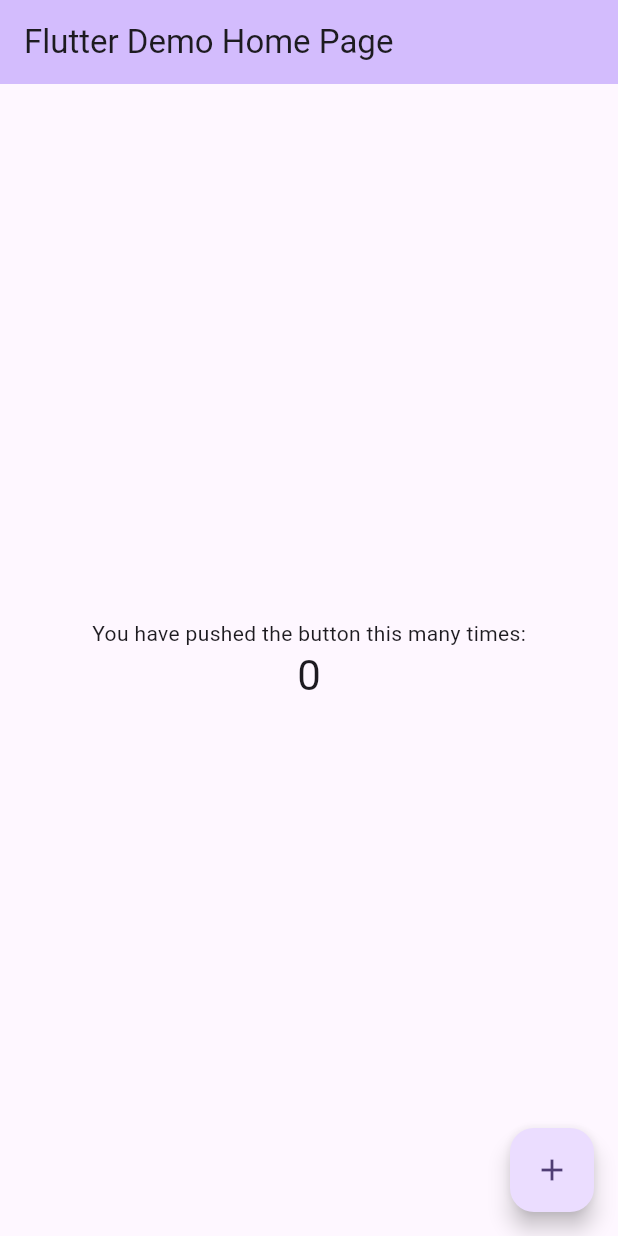
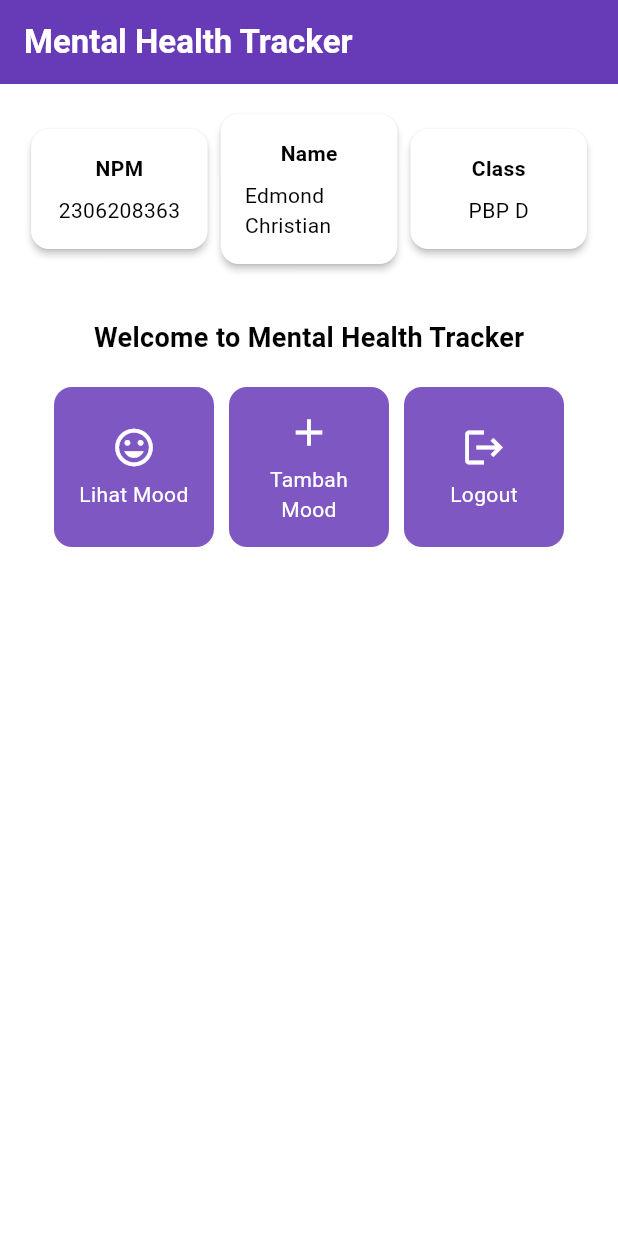
Before and after one commit to EdPootis/mental-health-tracker-mobile, a Flutter app: the screen it shows after launch, on a phone screen of 412 x 824 dp. Run offline on Flutter 3.47's test engine with Material 3 defaults, Android fonts, the phone set to English and light mode, and no system bars.

Commit message:
finished tutorial 6: pengantar flutter

```diff
--- a/lib/main.dart
+++ b/lib/main.dart
@@ -1,4 +1,5 @@
 import 'package:flutter/material.dart';
+import 'package:mental_health_tracker/menu.dart';
 
 void main() {
   runApp(const MyApp());
@@ -28,98 +29,12 @@ class MyApp extends StatelessWidget {
         //
         // This works for code too, not just values: Most code changes can be
         // tested with just a hot reload.
-        colorScheme: ColorScheme.fromSeed(seedColor: Colors.deepPurple),
+         colorScheme: ColorScheme.fromSwatch(
+                  primarySwatch: Colors.deepPurple,
+                    ).copyWith(secondary: Colors.deepPurple[400]),
         useMaterial3: true,
       ),
-      home: const MyHomePage(title: 'Flutter Demo Home Page'),
+      home: MyHomePage(),
     );
   }
 }
-
-class MyHomePage extends StatefulWidget {
-  const MyHomePage({super.key, required this.title});
-
-  // This widget is the home page of your application. It is stateful, meaning
-  // that it has a State object (defined below) that contains fields that affect
-  // how it looks.
-
-  // This class is the configuration for the state. It holds the values (in this
-  // case the title) provided by the parent (in this case the App widget) and
-  // used by the build method of the State. Fields in a Widget subclass are
-  // always marked "final".
-
-  final String title;
-
-  @override
-  State<MyHomePage> createState() => _MyHomePageState();
-}
-
-class _MyHomePageState extends State<MyHomePage> {
-  int _counter = 0;
-
-  void _incrementCounter() {
-    setState(() {
-      // This call to setState tells the Flutter framework that something has
-      // changed in this State, which causes it to rerun the build method below
-      // so that the display can reflect the updated values. If we changed
-      // _counter without calling setState(), then the build method would not be
-      // called again, and so nothing would appear to happen.
-      _counter++;
-    });
-  }
-
-  @override
-  Widget build(BuildContext context) {
-    // This method is rerun every time setState is called, for instance as done
-    // by the _incrementCounter method above.
-    //
-    // The Flutter framework has been optimized to make rerunning build methods
-    // fast, so that you can just rebuild anything that needs updating rather
-    // than having to individually change instances of widgets.
-    return Scaffold(
-      appBar: AppBar(
-        // TRY THIS: Try changing the color here to a specific color (to
-        // Colors.amber, perhaps?) and trigger a hot reload to see the AppBar
-        // change color while the other colors stay the same.
-        backgroundColor: Theme.of(context).colorScheme.inversePrimary,
-        // Here we take the value from the MyHomePage object that was created by
-        // the App.build method, and use it to set our appbar title.
-        title: Text(widget.title),
-      ),
-      body: Center(
-        // Center is a layout widget. It takes a single child and positions it
-        // in the middle of the parent.
-        child: Column(
-          // Column is also a layout widget. It takes a list of children and
-          // arranges them vertically. By default, it sizes itself to fit its
-          // children horizontally, and tries to be as tall as its parent.
-          //
-          // Column has various properties to control how it sizes itself and
-          // how it positions its children. Here we use mainAxisAlignment to
-          // center the children vertically; the main axis here is the vertical
-          // axis because Columns are vertical (the cross axis would be
-          // horizontal).
-          //
-          // TRY THIS: Invoke "debug painting" (choose the "Toggle Debug Paint"
-          // action in the IDE, or press "p" in the console), to see the
-          // wireframe for each widget.
-          mainAxisAlignment: MainAxisAlignment.center,
-          children: <Widget>[
-            const Text(
-              'You have pushed the button this many times:',
-            ),
-            Text(
-              '$_counter',
-              style: Theme.of(context).textTheme.headlineMedium,
-            ),
-          ],
-        ),
-      ),
-      floatingActionButton: FloatingActionButton(
-        onPressed: _incrementCounter,
-        tooltip: 'Increment',
-        child: const Icon(Icons.add),
-      ), // This trailing comma makes auto-formatting nicer for build methods.
-    );
-  }
-}
--- /dev/null
+++ b/lib/menu.dart
@@ -0,0 +1,190 @@
+import 'package:flutter/material.dart';
+
+class MyHomePage extends StatelessWidget {
+    final String npm = '2306208363'; // NPM
+    final String name = 'Edmond Christian'; // Nama
+    final String className = 'PBP D'; // Kelas
+
+    MyHomePage({super.key});
+
+
+    @override
+    Widget build(BuildContext context) {
+      // Scaffold menyediakan struktur dasar halaman dengan AppBar dan body.
+      return Scaffold(
+        // AppBar adalah bagian atas halaman yang menampilkan judul.
+        appBar: AppBar(
+          // Judul aplikasi "Mental Health Tracker" dengan teks putih dan tebal.
+          title: const Text(
+            'Mental Health Tracker',
+            style: TextStyle(
+              color: Colors.white,
+              fontWeight: FontWeight.bold,
+            ),
+          ),
+          // Warna latar belakang AppBar diambil dari skema warna tema aplikasi.
+          backgroundColor: Theme.of(context).colorScheme.primary,
+        ),
+        // Body halaman dengan padding di sekelilingnya.
+        body: Padding(
+          padding: const EdgeInsets.all(16.0),
+          // Menyusun widget secara vertikal dalam sebuah kolom.
+          child: Column(
+            crossAxisAlignment: CrossAxisAlignment.center,
+            children: [
+              // Row untuk menampilkan 3 InfoCard secara horizontal.
+              Row(
+                mainAxisAlignment: MainAxisAlignment.spaceEvenly,
+                children: [
+                  InfoCard(title: 'NPM', content: npm),
+                  InfoCard(title: 'Name', content: name),
+                  InfoCard(title: 'Class', content: className),
+                ],
+              ),
+
+              // Memberikan jarak vertikal 16 unit.
+              const SizedBox(height: 16.0),
+
+              // Menempatkan widget berikutnya di tengah halaman.
+              Center(
+                child: Column(
+                  // Menyusun teks dan grid item secara vertikal.
+
+                  children: [
+                    // Menampilkan teks sambutan dengan gaya tebal dan ukuran 18.
+                    const Padding(
+                      padding: EdgeInsets.only(top: 16.0),
+                      child: Text(
+                        'Welcome to Mental Health Tracker',
+                        style: TextStyle(
+                          fontWeight: FontWeight.bold,
+                          fontSize: 18.0,
+                        ),
+                      ),
+                    ),
+
+                    // Grid untuk menampilkan ItemCard dalam bentuk grid 3 kolom.
+                    GridView.count(
+                      primary: true,
+                      padding: const EdgeInsets.all(20),
+                      crossAxisSpacing: 10,
+                      mainAxisSpacing: 10,
+                      crossAxisCount: 3,
+                      // Agar grid menyesuaikan tinggi kontennya.
+                      shrinkWrap: true,
+
+                      // Menampilkan ItemCard untuk setiap item dalam list items.
+                      children: items.map((ItemHomepage item) {
+                        return ItemCard(item);
+                      }).toList(),
+                    ),
+                  ],
+                ),
+              ),
+            ],
+          ),
+        ),
+      );
+    }
+
+    final List<ItemHomepage> items = [
+        ItemHomepage("Lihat Mood", Icons.mood),
+        ItemHomepage("Tambah Mood", Icons.add),
+        ItemHomepage("Logout", Icons.logout),
+    ];
+
+}
+
+class InfoCard extends StatelessWidget {
+  // Kartu informasi yang menampilkan title dan content.
+
+  final String title;  // Judul kartu.
+  final String content;  // Isi kartu.
+
+  const InfoCard({super.key, required this.title, required this.content});
+
+  @override
+  Widget build(BuildContext context) {
+    return Card(
+      // Membuat kotak kartu dengan bayangan dibawahnya.
+      elevation: 2.0,
+      child: Container(
+        // Mengatur ukuran dan jarak di dalam kartu.
+        width: MediaQuery.of(context).size.width / 3.5, // menyesuaikan dengan lebar device yang digunakan.
+        padding: const EdgeInsets.all(16.0),
+        // Menyusun title dan content secara vertikal.
+        child: Column(
+          children: [
+            Text(
+              title,
+              style: const TextStyle(fontWeight: FontWeight.bold),
+            ),
+            const SizedBox(height: 8.0),
+            Text(content),
+          ],
+        ),
+      ),
+    );
+  }
+}
+
+ class ItemHomepage {
+     final String name;
+     final IconData icon;
+
+     ItemHomepage(this.name, this.icon);
+ }
+
+class ItemCard extends StatelessWidget {
+  // Menampilkan kartu dengan ikon dan nama.
+
+  final ItemHomepage item;
+
+  const ItemCard(this.item, {super.key});
+
+  @override
+  Widget build(BuildContext context) {
+    return Material(
+      // Menentukan warna latar belakang dari tema aplikasi.
+      color: Theme.of(context).colorScheme.secondary,
+      // Membuat sudut kartu melengkung.
+      borderRadius: BorderRadius.circular(12),
+
+      child: InkWell(
+        // Aksi ketika kartu ditekan.
+        onTap: () {
+          // Menampilkan pesan SnackBar saat kartu ditekan.
+          ScaffoldMessenger.of(context)
+            ..hideCurrentSnackBar()
+            ..showSnackBar(
+              SnackBar(content: Text("Kamu telah menekan tombol ${item.name}!"))
+            );
+        },
+        // Container untuk menyimpan Icon dan Text
+        child: Container(
+          padding: const EdgeInsets.all(8),
+          child: Center(
+            child: Column(
+              // Menyusun ikon dan teks di tengah kartu.
+              mainAxisAlignment: MainAxisAlignment.center,
+              children: [
+                Icon(
+                  item.icon,
+                  color: Colors.white,
+                  size: 30.0,
+                ),
+                const Padding(padding: EdgeInsets.all(3)),
+                Text(
+                  item.name,
+                  textAlign: TextAlign.center,
+                  style: const TextStyle(color: Colors.white),
+                ),
+              ],
+            ),
+          ),
+        ),
+      ),
+    );
+  }
+
+}
```
